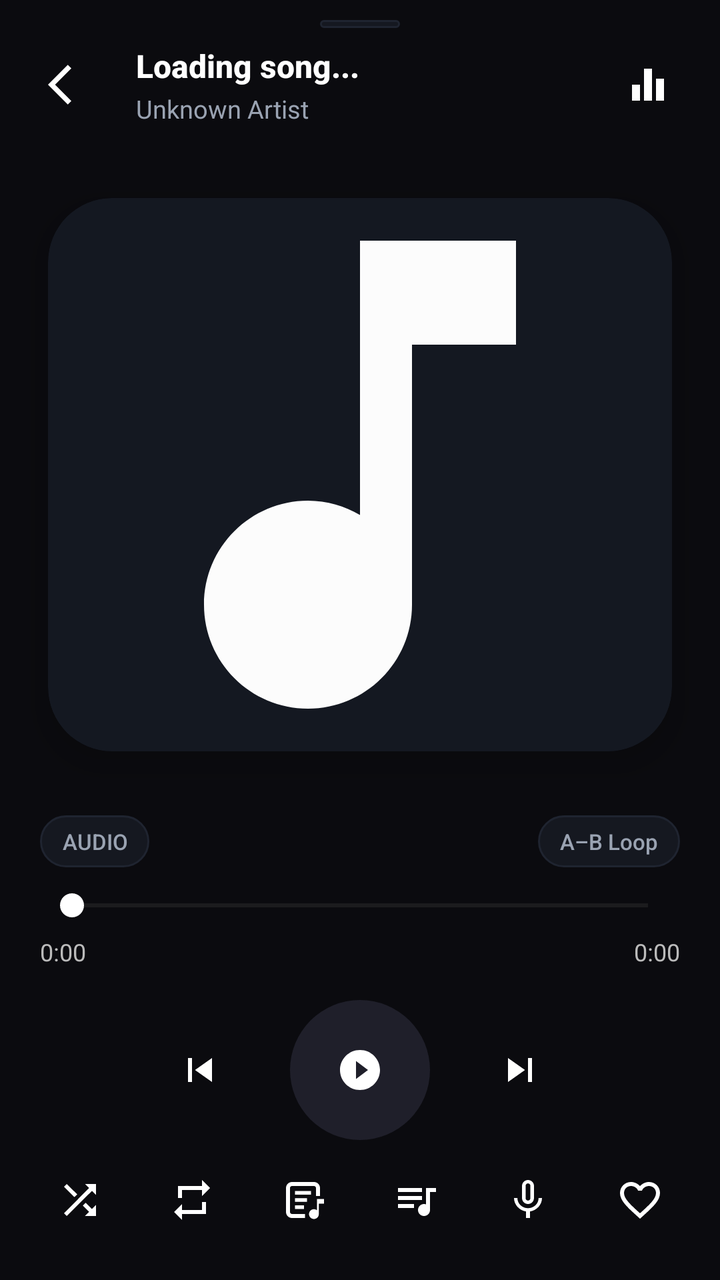
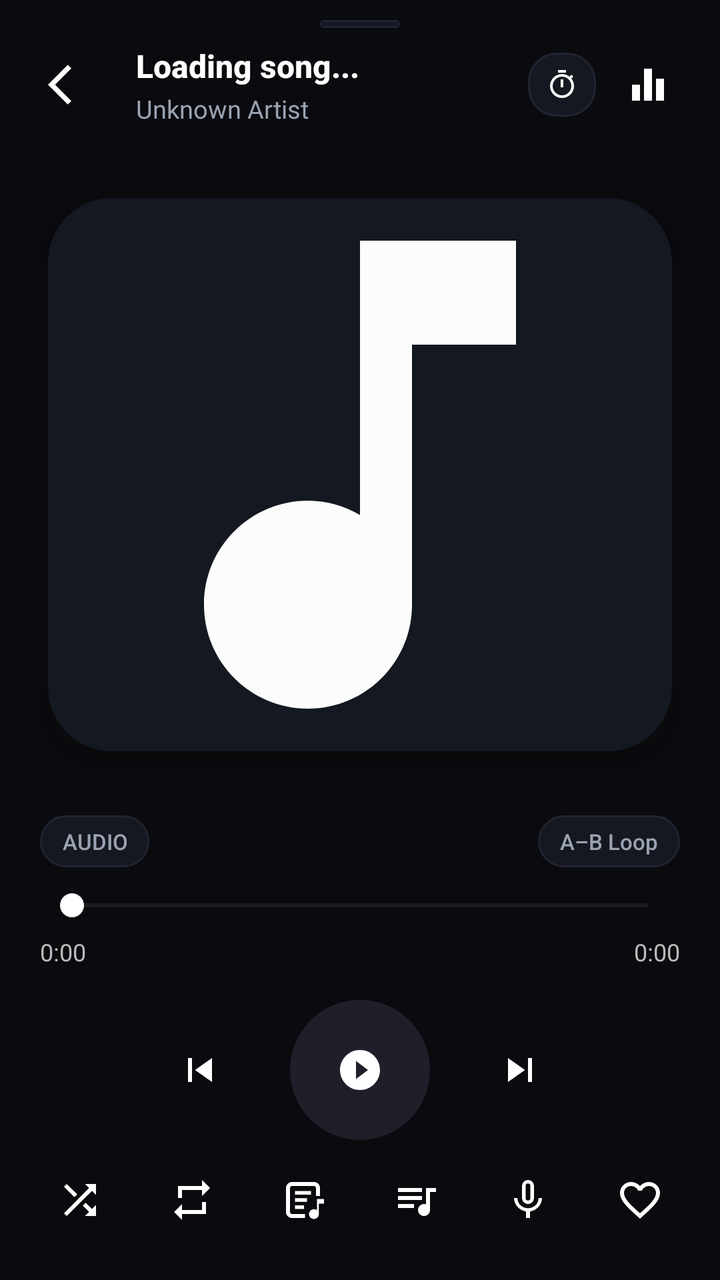

Before-and-after screenshots of an Android layout around one commit, followed by the original layout XML and the change that was made.
<!-- AndroidManifest.xml: activity theme ParrotPlayerTheme -->
<!-- res/layout/activity_player.xml -->
<?xml version="1.0" encoding="utf-8"?>
<androidx.constraintlayout.widget.ConstraintLayout
    xmlns:android="http://schemas.android.com/apk/res/android"
    xmlns:app="http://schemas.android.com/apk/res-auto"
    xmlns:tools="http://schemas.android.com/tools"
    android:id="@+id/playerRootLayout"
    android:layout_width="match_parent"
    android:layout_height="match_parent"
    android:background="#0B0B0F"
    tools:context=".PlayerActivity">

    
    <View
        android:id="@+id/playerDragHandle"
        android:layout_width="40dp"
        android:layout_height="4dp"
        android:layout_marginTop="10dp"
        android:background="@drawable/card_surface_bg"
        app:layout_constraintEnd_toEndOf="parent"
        app:layout_constraintStart_toStartOf="parent"
        app:layout_constraintTop_toTopOf="parent" />

    
    <LinearLayout
        android:id="@+id/topBar"
        android:layout_width="0dp"
        android:layout_height="wrap_content"
        android:gravity="center_vertical"
        android:orientation="horizontal"
        android:paddingStart="16dp"
        android:paddingTop="8dp"
        android:paddingEnd="16dp"
        android:paddingBottom="12dp"
        app:layout_constraintEnd_toEndOf="parent"
        app:layout_constraintStart_toStartOf="parent"
        app:layout_constraintTop_toBottomOf="@id/playerDragHandle">

        <ImageButton
            android:id="@+id/btnback"
            android:layout_width="40dp"
            android:layout_height="40dp"
            android:background="?attr/selectableItemBackgroundBorderless"
            android:src="@drawable/ic_back"
            android:tint="#FFFFFF" />

        <LinearLayout
            android:layout_width="0dp"
            android:layout_height="wrap_content"
            android:layout_weight="1"
            android:orientation="vertical"
            android:paddingStart="12dp"
            android:paddingEnd="12dp">

            <TextView
                android:id="@+id/txtSong"
                android:layout_width="match_parent"
                android:layout_height="wrap_content"
                android:ellipsize="marquee"
                android:focusable="true"
                android:focusableInTouchMode="true"
                android:fontFamily="sans-serif-medium"
                android:marqueeRepeatLimit="marquee_forever"
                android:singleLine="true"
                android:text="Loading song..."
                android:textColor="#FFFFFF"
                android:textSize="16sp"
                android:textStyle="bold" />

            <TextView
                android:id="@+id/txtArtistAlbum"
                android:layout_width="match_parent"
                android:layout_height="wrap_content"
                android:layout_marginTop="2dp"
                android:background="?attr/selectableItemBackground"
                android:clickable="true"
                android:ellipsize="end"
                android:focusable="true"
                android:singleLine="true"
                android:text="Unknown Artist"
                android:textColor="#9AA3B2"
                android:textSize="12.5sp" />
        </LinearLayout>

        <ImageButton
            android:id="@+id/btnEq"
            android:layout_width="40dp"
            android:layout_height="40dp"
            android:background="?attr/selectableItemBackgroundBorderless"
            android:src="@drawable/ic_equalizer"
            android:tint="#FFFFFF" />
    </LinearLayout>

    
    <androidx.cardview.widget.CardView
        android:id="@+id/imgViewCard"
        android:layout_width="0dp"
        android:layout_height="0dp"
        android:layout_margin="24dp"
        app:cardBackgroundColor="#141821"
        app:cardCornerRadius="32dp"
        app:cardElevation="10dp"
        app:layout_constraintBottom_toTopOf="@id/playerControls"
        app:layout_constraintEnd_toEndOf="parent"
        app:layout_constraintStart_toStartOf="parent"
        app:layout_constraintTop_toBottomOf="@id/topBar">

        <FrameLayout
            android:layout_width="match_parent"
            android:layout_height="match_parent">

            <ImageView
                android:id="@+id/imgView"
                android:layout_width="match_parent"
                android:layout_height="match_parent"
                android:scaleType="centerCrop"
                android:src="@drawable/ic_music" />

            
            <LinearLayout
                android:id="@+id/liveLyricBanner"
                android:layout_width="match_parent"
                android:layout_height="wrap_content"
                android:layout_gravity="bottom"
                android:layout_margin="14dp"
                android:background="@drawable/card_surface_bg"
                android:clickable="true"
                android:elevation="4dp"
                android:focusable="true"
                android:gravity="center_vertical"
                android:orientation="horizontal"
                android:paddingStart="14dp"
                android:paddingTop="10dp"
                android:paddingEnd="14dp"
                android:paddingBottom="10dp"
                android:visibility="gone">

                <ImageView
                    android:id="@+id/imgLiveLyricIcon"
                    android:layout_width="18dp"
                    android:layout_height="18dp"
                    android:src="@drawable/ic_lyrics"
                    app:tint="#4CAF50" />

                <TextView
                    android:id="@+id/txtLiveLyricLine"
                    android:layout_width="0dp"
                    android:layout_height="wrap_content"
                    android:layout_marginStart="10dp"
                    android:layout_weight="1"
                    android:ellipsize="end"
                    android:fontFamily="sans-serif-medium"
                    android:maxLines="2"
                    android:text="♪ Lyrics available"
                    android:textColor="#F5F7FA"
                    android:textSize="13.5sp" />

                <TextView
                    android:id="@+id/txtLiveLyricExpand"
                    android:layout_width="wrap_content"
                    android:layout_height="wrap_content"
                    android:layout_marginStart="8dp"
                    android:fontFamily="sans-serif-medium"
                    android:text="VIEW"
                    android:textColor="#4CAF50"
                    android:textSize="11sp"
                    android:textStyle="bold" />
            </LinearLayout>

            
            <LinearLayout
                android:id="@+id/lyricsOverlayContainer"
                android:layout_width="match_parent"
                android:layout_height="match_parent"
                android:background="#E60B0D13"
                android:clickable="true"
                android:focusable="true"
                android:orientation="vertical"
                android:visibility="gone">

                <LinearLayout
                    android:layout_width="match_parent"
                    android:layout_height="wrap_content"
                    android:gravity="center_vertical"
                    android:orientation="horizontal"
                    android:paddingStart="18dp"
                    android:paddingTop="14dp"
                    android:paddingEnd="14dp"
                    android:paddingBottom="8dp">

                    <TextView
                        android:id="@+id/txtLyricsBadge"
                        android:layout_width="0dp"
                        android:layout_height="wrap_content"
                        android:layout_weight="1"
                        android:fontFamily="sans-serif-medium"
                        android:letterSpacing="0.08"
                        android:text="SYNCED LYRICS"
                        android:textColor="#4CAF50"
                        android:textSize="11.5sp"
                        android:textStyle="bold" />

                    <TextView
                        android:id="@+id/btnCloseLyricsOverlay"
                        android:layout_width="wrap_content"
                        android:layout_height="28dp"
                        android:background="@drawable/card_surface_bg"
                        android:clickable="true"
                        android:focusable="true"
                        android:fontFamily="sans-serif-medium"
                        android:gravity="center"
                        android:paddingStart="12dp"
                        android:paddingEnd="12dp"
                        android:text="Album Art"
                        android:textColor="#D5DCE6"
                        android:textSize="11.5sp" />
                </LinearLayout>

                <ScrollView
                    android:id="@+id/lyricsScrollView"
                    android:layout_width="match_parent"
                    android:layout_height="0dp"
                    android:layout_weight="1"
                    android:clipToPadding="false"
                    android:paddingStart="20dp"
                    android:paddingTop="70dp"
                    android:paddingEnd="20dp"
                    android:paddingBottom="90dp"
                    android:scrollbars="none">

                    <LinearLayout
                        android:id="@+id/lyricsLinesContainer"
                        android:layout_width="match_parent"
                        android:layout_height="wrap_content"
                        android:gravity="center_horizontal"
                        android:orientation="vertical" />
                </ScrollView>
            </LinearLayout>
        </FrameLayout>
    </androidx.cardview.widget.CardView>

    
    <LinearLayout
        android:id="@+id/playerControls"
        android:layout_width="0dp"
        android:layout_height="wrap_content"
        android:orientation="vertical"
        android:paddingStart="20dp"
        android:paddingTop="8dp"
        android:paddingEnd="20dp"
        android:paddingBottom="20dp"
        app:layout_constraintBottom_toBottomOf="parent"
        app:layout_constraintEnd_toEndOf="parent"
        app:layout_constraintStart_toStartOf="parent">

        
        <LinearLayout
            android:layout_width="match_parent"
            android:layout_height="wrap_content"
            android:layout_marginBottom="10dp"
            android:gravity="center_vertical"
            android:orientation="horizontal">

            <LinearLayout
                android:layout_width="0dp"
                android:layout_height="wrap_content"
                android:layout_weight="1"
                android:orientation="horizontal">

                <TextView
                    android:id="@+id/txtAudioQualityPill"
                    android:layout_width="wrap_content"
                    android:layout_height="26dp"
                    android:background="@drawable/card_surface_bg"
                    android:clickable="true"
                    android:ellipsize="end"
                    android:focusable="true"
                    android:fontFamily="sans-serif-medium"
                    android:gravity="center"
                    android:paddingStart="11dp"
                    android:paddingEnd="11dp"
                    android:singleLine="true"
                    android:text="AUDIO"
                    android:textColor="#9AA3B2"
                    android:textSize="11sp" />
            </LinearLayout>

            <TextView
                android:id="@+id/txtTrackCounter"
                android:layout_width="wrap_content"
                android:layout_height="26dp"
                android:layout_marginStart="6dp"
                android:layout_marginEnd="6dp"
                android:background="@drawable/card_surface_bg"
                android:fontFamily="sans-serif-medium"
                android:gravity="center"
                android:paddingStart="10dp"
                android:paddingEnd="10dp"
                android:singleLine="true"
                android:text="#1 • 1/1"
                android:textColor="#D5DCE6"
                android:textSize="11sp"
                android:visibility="gone" />

            <TextView
                android:id="@+id/txtAbLoopPill"
                android:layout_width="wrap_content"
                android:layout_height="26dp"
                android:background="@drawable/card_surface_bg"
                android:clickable="true"
                android:focusable="true"
                android:fontFamily="sans-serif-medium"
                android:gravity="center"
                android:paddingStart="11dp"
                android:paddingEnd="11dp"
                android:text="A–B Loop"
                android:textColor="#9AA3B2"
                android:textSize="11sp" />
        </LinearLayout>

        
        <SeekBar
            android:id="@+id/seekBar"
            android:layout_width="match_parent"
            android:layout_height="wrap_content"
            android:progressBackgroundTint="#444"
            android:progressTint="#4CAF50"
            android:thumbTint="#FFFFFF" />

        <LinearLayout
            android:layout_width="match_parent"
            android:layout_height="wrap_content"
            android:orientation="horizontal"
            android:paddingTop="6dp">

            <TextView
                android:id="@+id/txtSongStart"
                android:layout_width="wrap_content"
                android:layout_height="wrap_content"
                android:text="0:00"
                android:textColor="#BBBBBB"
                android:textSize="12sp" />

            <View
                android:layout_width="0dp"
                android:layout_height="1dp"
                android:layout_weight="1" />

            <TextView
                android:id="@+id/txtSongEnd"
                android:layout_width="wrap_content"
                android:layout_height="wrap_content"
                android:text="0:00"
                android:textColor="#BBBBBB"
                android:textSize="12sp" />
        </LinearLayout>

        
        <LinearLayout
            android:layout_width="match_parent"
            android:layout_height="wrap_content"
            android:gravity="center"
            android:paddingTop="16dp">

            <ImageButton
                android:id="@+id/btnPrevious"
                android:layout_width="50dp"
                android:layout_height="50dp"
                android:background="?attr/selectableItemBackgroundBorderless"
                android:src="@drawable/ic_previous"
                app:tint="#FFFFFF" />

            <ImageButton
                android:id="@+id/btnPlay"
                android:layout_width="70dp"
                android:layout_height="70dp"
                android:layout_marginHorizontal="20dp"
                android:background="@drawable/circle_button"
                android:src="@drawable/ic_play"
                app:tint="#FFFFFF" />

            <ImageButton
                android:id="@+id/btnNext"
                android:layout_width="50dp"
                android:layout_height="50dp"
                android:background="?attr/selectableItemBackgroundBorderless"
                android:src="@drawable/ic_next"
                app:tint="#FFFFFF" />
        </LinearLayout>

        
        <LinearLayout
            android:layout_width="match_parent"
            android:layout_height="wrap_content"
            android:gravity="center"
            android:paddingTop="10dp">

            <ImageButton
                android:id="@+id/btnShuffle"
                android:layout_width="40dp"
                android:layout_height="40dp"
                android:background="?attr/selectableItemBackgroundBorderless"
                android:src="@drawable/ic_shuffle"
                app:tint="#FFFFFF" />

            <ImageButton
                android:id="@+id/btnRepeat"
                android:layout_width="40dp"
                android:layout_height="40dp"
                android:layout_marginStart="16dp"
                android:background="?attr/selectableItemBackgroundBorderless"
                android:src="@drawable/ic_repeat"
                app:tint="#FFFFFF" />

            <ImageButton
                android:id="@+id/btnLyrics"
                android:layout_width="40dp"
                android:layout_height="40dp"
                android:layout_marginStart="16dp"
                android:background="?attr/selectableItemBackgroundBorderless"
                android:src="@drawable/ic_lyrics"
                app:tint="#FFFFFF" />

            <ImageButton
                android:id="@+id/btnQueue"
                android:layout_width="40dp"
                android:layout_height="40dp"
                android:layout_marginStart="16dp"
                android:background="?attr/selectableItemBackgroundBorderless"
                android:src="@drawable/ic_queue"
                app:tint="#FFFFFF" />

            <ImageButton
                android:id="@+id/btnMic"
                android:layout_width="40dp"
                android:layout_height="40dp"
                android:layout_marginStart="16dp"
                android:background="?attr/selectableItemBackgroundBorderless"
                android:src="@drawable/ic_mic"
                app:tint="#FFFFFF" />

            <ImageButton
                android:id="@+id/btnfav"
                android:layout_width="40dp"
                android:layout_height="40dp"
                android:layout_marginStart="16dp"
                android:background="?attr/selectableItemBackgroundBorderless"
                android:src="@drawable/ic_fav"
                app:tint="#FFFFFF" />
        </LinearLayout>

    </LinearLayout>

</androidx.constraintlayout.widget.ConstraintLayout>
<!-- resources referenced by this layout -->
<resources>
  <!-- drawable card_surface_bg (drawable) -->
  <?xml version="1.0" encoding="utf-8"?>
  <shape xmlns:android="http://schemas.android.com/apk/res/android"
      android:shape="rectangle">
      <solid android:color="#151820" />
      <corners android:radius="14dp" />
      <stroke
          android:width="1dp"
          android:color="#1F2430" />
  </shape>
  <!-- drawable circle_button (drawable) -->
  <shape xmlns:android="http://schemas.android.com/apk/res/android"
      android:shape="oval">
  
      <solid android:color="#1F1F2A"/>
  
      <size
          android:width="70dp"
          android:height="70dp"/>
  </shape>
  <!-- drawable ic_back (drawable) -->
  <vector android:height="24dp" android:tint="#B6B5B5"
      android:viewportHeight="24" android:viewportWidth="24"
      android:width="24dp" xmlns:android="http://schemas.android.com/apk/res/android">
      <path android:fillColor="@android:color/white" android:pathData="M11.67,3.87L9.9,2.1 0,12l9.9,9.9 1.77,-1.77L3.54,12z"/>
  </vector>
  <!-- drawable ic_equalizer (drawable) -->
  <vector android:height="24dp" android:tint="#B6B5B5"
      android:viewportHeight="24" android:viewportWidth="24"
      android:width="24dp" xmlns:android="http://schemas.android.com/apk/res/android">
      <path android:fillColor="#B6B5B5" android:pathData="M10,20h4L14,4h-4v16zM4,20h4v-8L4,12v8zM16,9v11h4L20,9h-4z"/>
  </vector>
  <!-- drawable ic_next (drawable) -->
  <vector android:height="24dp" android:tint="#B6B5B5"
      android:viewportHeight="24" android:viewportWidth="24"
      android:width="24dp" xmlns:android="http://schemas.android.com/apk/res/android">
      <path android:fillColor="#B6B5B5" android:pathData="M6,18l8.5,-6L6,6v12zM16,6v12h2V6h-2z"/>
  </vector>
  <!-- drawable ic_previous (drawable) -->
  <vector android:height="24dp" android:tint="#B6B5B5"
      android:viewportHeight="24" android:viewportWidth="24"
      android:width="24dp" xmlns:android="http://schemas.android.com/apk/res/android">
      <path android:fillColor="@android:color/white" android:pathData="M6,6h2v12L6,18zM9.5,12l8.5,6L18,6z"/>
  </vector>
  <!-- drawable ic_repeat (drawable) -->
  <vector xmlns:android="http://schemas.android.com/apk/res/android"
      android:width="24dp"
      android:height="24dp"
      android:viewportWidth="24"
      android:viewportHeight="24"
      >
    <path
        android:fillColor="#B6B5B5"
        android:pathData="M7,7h10v3l4,-4 -4,-4v3L5,5v6h2L7,7zM17,17L7,17v-3l-4,4 4,4v-3h12v-6h-2v4z"/>
  </vector>
  <style name="ParrotPlayerTheme" parent="ParrotNoActionBar">
          <item name="android:windowIsTranslucent">true</item>
          <item name="android:windowBackground">@android:color/transparent</item>
          <item name="android:windowAnimationStyle">@style/ParrotPlayerAnimation</item>
      </style>
  <style name="ParrotNoActionBar" parent="Theme.AppCompat.NoActionBar">
          <item name="windowActionModeOverlay">true</item>
          <item name="android:windowActionModeOverlay">true</item>
          <item name="actionModeBackground">@color/action_mode_bg</item>
          <item name="android:actionModeBackground">@color/action_mode_bg</item>
          <item name="colorAccent">@color/parrot_accent</item>
      </style>
  <color name="action_mode_bg">#181A1D</color>
  <color name="parrot_accent">#4CAF50</color>
  <!-- unchanged entries left out for length: 8 -->
</resources>

<!-- the commit's change to res/layout/activity_player.xml (unified diff, before → after) -->
@@ -79,6 +79,39 @@
                 android:text="Unknown Artist"
                 android:textColor="#9AA3B2"
                 android:textSize="12.5sp" />
+        </LinearLayout>
+
+        <LinearLayout
+            android:id="@+id/btnTimerSpeed"
+            android:layout_width="wrap_content"
+            android:layout_height="32dp"
+            android:layout_marginEnd="6dp"
+            android:background="@drawable/card_surface_bg"
+            android:clickable="true"
+            android:focusable="true"
+            android:gravity="center"
+            android:orientation="horizontal"
+            android:paddingStart="9dp"
+            android:paddingEnd="9dp">
+
+            <ImageView
+                android:id="@+id/imgTimerSpeedIcon"
+                android:layout_width="16dp"
+                android:layout_height="16dp"
+                android:src="@drawable/ic_timer"
+                app:tint="#FFFFFF" />
+
+            <TextView
+                android:id="@+id/txtTimerSpeedStatus"
+                android:layout_width="wrap_content"
+                android:layout_height="wrap_content"
+                android:layout_marginStart="5dp"
+                android:fontFamily="sans-serif-medium"
+                android:singleLine="true"
+                android:text="15:00"
+                android:textColor="#4CAF50"
+                android:textSize="11sp"
+                android:visibility="gone" />
         </LinearLayout>
 
         <ImageButton
<!-- resource entries referenced after the edit -->
@@ -55,6 +55,17 @@
         android:fillColor="#B6B5B5"
         android:pathData="M7,7h10v3l4,-4 -4,-4v3L5,5v6h2L7,7zM17,17L7,17v-3l-4,4 4,4v-3h12v-6h-2v4z"/>
   </vector>
+  <!-- drawable ic_timer (drawable) -->
+  <?xml version="1.0" encoding="utf-8"?>
+  <vector xmlns:android="http://schemas.android.com/apk/res/android"
+      android:width="24dp"
+      android:height="24dp"
+      android:viewportWidth="24"
+      android:viewportHeight="24">
+      <path
+          android:fillColor="@android:color/white"
+          android:pathData="M15,1H9v2h6V1zM11,14h2V8h-2V14zM19.03,7.39l1.42,-1.42c-0.43,-0.51 -0.9,-0.99 -1.41,-1.41l-1.42,1.42C16.07,4.74 14.12,4 12,4c-4.97,0 -9,4.03 -9,9s4.02,9 9,9s9,-4.03 9,-9C21,10.88 20.26,8.93 19.03,7.39zM12,20c-3.87,0 -7,-3.13 -7,-7s3.13,-7 7,-7s7,3.13 7,7S15.87,20 12,20z" />
+  </vector>
   <style name="ParrotPlayerTheme" parent="ParrotNoActionBar">
           <item name="android:windowIsTranslucent">true</item>
           <item name="android:windowBackground">@android:color/transparent</item>
